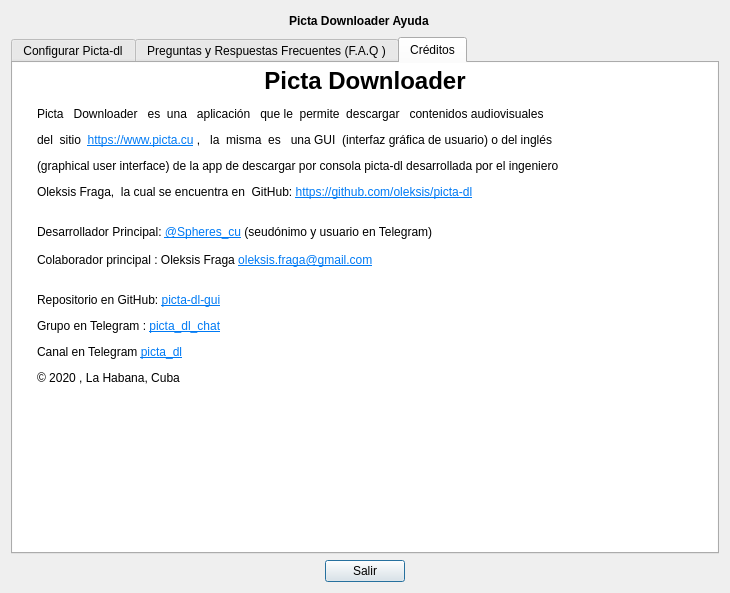
Qt form information.ui (oleksis/picta-dl-gui) before a commit.
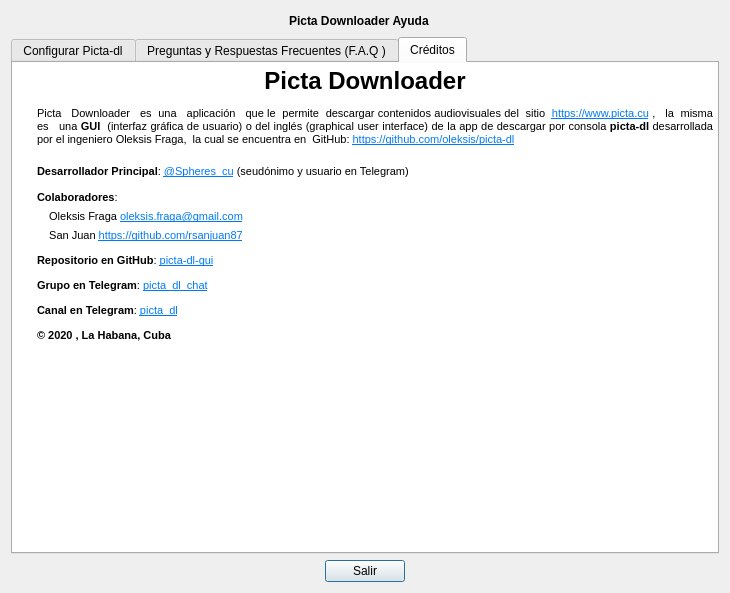
The same form after that commit. Icons and pictures are not drawn.

```diff
--- a/information.ui
+++ b/information.ui
@@ -284,18 +284,17 @@
           <string>&lt;!DOCTYPE HTML PUBLIC &quot;-//W3C//DTD HTML 4.0//EN&quot; &quot;http://www.w3.org/TR/REC-html40/strict.dtd&quot;&gt;
 &lt;html&gt;&lt;head&gt;&lt;meta name=&quot;qrichtext&quot; content=&quot;1&quot; /&gt;&lt;style type=&quot;text/css&quot;&gt;
 p, li { white-space: pre-wrap; }
-&lt;/style&gt;&lt;/head&gt;&lt;body style=&quot; font-family:'.AppleSystemUIFont'; font-weight:400; font-style:normal;&quot;&gt;
+&lt;/style&gt;&lt;/head&gt;&lt;body style=&quot; font-family:'MS Shell Dlg 2'; font-size:8.25pt; font-weight:400; font-style:normal;&quot;&gt;
 &lt;p align=&quot;center&quot; style=&quot; margin-top:2px; margin-bottom:4px; margin-left:0px; margin-right:0px; -qt-block-indent:0; text-indent:0px;&quot;&gt;&lt;img src=&quot;:/Logos/picta-dl-gui_logo.png&quot; width=&quot;64&quot; height=&quot;64&quot; /&gt;&lt;/p&gt;
 &lt;p align=&quot;center&quot; style=&quot; margin-top:12px; margin-bottom:12px; margin-left:0px; margin-right:0px; -qt-block-indent:0; text-indent:0px;&quot;&gt;&lt;span style=&quot; font-family:'Arial'; font-size:18pt; font-weight:600;&quot;&gt;Picta Downloader&lt;/span&gt;&lt;/p&gt;
-&lt;p style=&quot; margin-top:6px; margin-bottom:6px; margin-left:20px; margin-right:0px; -qt-block-indent:0; text-indent:0px;&quot;&gt;&lt;span style=&quot; font-family:'Arial';&quot;&gt;Picta   Downloader   es  una   aplicación   que le  permite  descargar   contenidos audiovisuales  &lt;/span&gt;&lt;/p&gt;
-&lt;p style=&quot; margin-top:12px; margin-bottom:12px; margin-left:20px; margin-right:0px; -qt-block-indent:0; text-indent:0px;&quot;&gt;&lt;span style=&quot; font-family:'Arial';&quot;&gt;del  sitio  &lt;/span&gt;&lt;a href=&quot;https://www.picta.cu&quot;&gt;&lt;span style=&quot; font-family:'Arial'; text-decoration: underline; color:#007af4;&quot;&gt;https://www.picta.cu&lt;/span&gt;&lt;/a&gt;&lt;span style=&quot; font-family:'Arial';&quot;&gt; ,   la  misma  es   una GUI  (interfaz gráfica de usuario) o del inglés&lt;/span&gt;&lt;/p&gt;
-&lt;p style=&quot; margin-top:12px; margin-bottom:12px; margin-left:20px; margin-right:0px; -qt-block-indent:0; text-indent:0px;&quot;&gt;&lt;span style=&quot; font-family:'Arial';&quot;&gt;(graphical user interface) de la app de descargar por consola picta-dl desarrollada por el ingeniero&lt;/span&gt;&lt;/p&gt;
-&lt;p style=&quot; margin-top:12px; margin-bottom:12px; margin-left:20px; margin-right:0px; -qt-block-indent:0; text-indent:0px;&quot;&gt;&lt;span style=&quot; font-family:'Arial';&quot;&gt;Oleksis Fraga,  la cual se encuentra en  GitHub: &lt;/span&gt;&lt;a href=&quot;https://github.com/oleksis/picta-dl&quot;&gt;&lt;span style=&quot; font-family:'Arial'; text-decoration: underline; color:#007af4;&quot;&gt;https://github.com/oleksis/picta-dl&lt;/span&gt;&lt;/a&gt;&lt;span style=&quot; font-family:'Arial';&quot;&gt; &lt;br /&gt;&lt;/span&gt;&lt;/p&gt;
-&lt;p style=&quot; margin-top:12px; margin-bottom:12px; margin-left:20px; margin-right:0px; -qt-block-indent:0; text-indent:0px;&quot;&gt;&lt;span style=&quot; font-family:'Arial';&quot;&gt;Desarrollador Principal: &lt;/span&gt;&lt;a href=&quot;https://t.me/Spheres_cu&quot;&gt;&lt;span style=&quot; font-family:'Arial'; text-decoration: underline; color:#007af4;&quot;&gt;@Spheres_cu&lt;/span&gt;&lt;/a&gt;&lt;span style=&quot; font-family:'Arial';&quot;&gt; (seudónimo y usuario en Telegram)&lt;br /&gt;&lt;br /&gt;Colaborador principal : Oleksis Fraga &lt;/span&gt;&lt;a href=&quot;mailto:oleksis.fraga@gmail.com&quot;&gt;&lt;span style=&quot; font-family:'Arial'; text-decoration: underline; color:#007af4;&quot;&gt;oleksis.fraga@gmail.com&lt;/span&gt;&lt;/a&gt;&lt;span style=&quot; font-family:'MS Shell Dlg 2';&quot;&gt;&lt;br /&gt;&lt;/span&gt;&lt;/p&gt;
-&lt;p style=&quot; margin-top:12px; margin-bottom:12px; margin-left:20px; margin-right:0px; -qt-block-indent:0; text-indent:0px;&quot;&gt;&lt;span style=&quot; font-family:'Arial';&quot;&gt;Repositorio en GitHub: &lt;/span&gt;&lt;a href=&quot;https://github.com/oleksis/picta-dl-gui&quot;&gt;&lt;span style=&quot; font-family:'Arial'; text-decoration: underline; color:#007af4;&quot;&gt;picta-dl-gui&lt;/span&gt;&lt;/a&gt;&lt;/p&gt;
-&lt;p style=&quot; margin-top:12px; margin-bottom:12px; margin-left:20px; margin-right:0px; -qt-block-indent:0; text-indent:0px;&quot;&gt;&lt;span style=&quot; font-family:'Arial';&quot;&gt;Grupo en Telegram : &lt;/span&gt;&lt;a href=&quot;https://t.me/picta_dl_chat&quot;&gt;&lt;span style=&quot; font-family:'Arial'; text-decoration: underline; color:#007af4;&quot;&gt;picta_dl_chat&lt;/span&gt;&lt;/a&gt;&lt;span style=&quot; font-family:'Arial';&quot;&gt;  &lt;/span&gt;&lt;/p&gt;
-&lt;p style=&quot; margin-top:12px; margin-bottom:12px; margin-left:20px; margin-right:0px; -qt-block-indent:0; text-indent:0px;&quot;&gt;&lt;span style=&quot; font-family:'Arial';&quot;&gt;Canal en Telegram &lt;/span&gt;&lt;a href=&quot;https://t.me/picta_dl&quot;&gt;&lt;span style=&quot; font-family:'Arial'; text-decoration: underline; color:#007af4;&quot;&gt;picta_dl&lt;/span&gt;&lt;/a&gt;&lt;/p&gt;
-&lt;p style=&quot; margin-top:12px; margin-bottom:12px; margin-left:20px; margin-right:0px; -qt-block-indent:0; text-indent:0px;&quot;&gt;&lt;span style=&quot; font-family:'Arial';&quot;&gt;© 2020 , La Habana, Cuba&lt;/span&gt;&lt;/p&gt;&lt;/body&gt;&lt;/html&gt;</string>
+&lt;p align=&quot;justify&quot; style=&quot; margin-top:6px; margin-bottom:6px; margin-left:20px; margin-right:0px; -qt-block-indent:0; text-indent:0px;&quot;&gt;&lt;span style=&quot; font-family:'Arial';&quot;&gt;Picta   Downloader   es  una   aplicación   que le  permite  descargar contenidos audiovisuales del  sitio  &lt;/span&gt;&lt;a href=&quot;https://www.picta.cu&quot;&gt;&lt;span style=&quot; font-family:'Arial'; text-decoration: underline; color:#007af4;&quot;&gt;https://www.picta.cu&lt;/span&gt;&lt;/a&gt;&lt;span style=&quot; font-family:'Arial';&quot;&gt; ,   la  misma  es   una &lt;/span&gt;&lt;span style=&quot; font-family:'Arial'; font-weight:600;&quot;&gt;GUI&lt;/span&gt;&lt;span style=&quot; font-family:'Arial';&quot;&gt;  (interfaz gráfica de usuario) o del inglés (graphical user interface) de la app de descargar por consola &lt;/span&gt;&lt;span style=&quot; font-family:'Arial'; font-weight:600;&quot;&gt;picta-dl&lt;/span&gt;&lt;span style=&quot; font-family:'Arial';&quot;&gt; desarrollada por el ingeniero Oleksis Fraga,  la cual se encuentra en  GitHub: &lt;/span&gt;&lt;a href=&quot;https://github.com/oleksis/picta-dl&quot;&gt;&lt;span style=&quot; font-family:'Arial'; text-decoration: underline; color:#007af4;&quot;&gt;https://github.com/oleksis/picta-dl&lt;/span&gt;&lt;/a&gt;&lt;span style=&quot; font-family:'Arial';&quot;&gt; &lt;br /&gt;&lt;/span&gt;&lt;/p&gt;
+&lt;p style=&quot; margin-top:6px; margin-bottom:6px; margin-left:20px; margin-right:0px; -qt-block-indent:0; text-indent:0px;&quot;&gt;&lt;span style=&quot; font-family:'Arial'; font-weight:600;&quot;&gt;Desarrollador Principal&lt;/span&gt;&lt;span style=&quot; font-family:'Arial';&quot;&gt;: &lt;/span&gt;&lt;a href=&quot;https://t.me/Spheres_cu&quot;&gt;&lt;span style=&quot; font-family:'Arial'; text-decoration: underline; color:#007af4;&quot;&gt;@Spheres_cu&lt;/span&gt;&lt;/a&gt;&lt;span style=&quot; font-family:'Arial';&quot;&gt; (seudónimo y usuario en Telegram)&lt;br /&gt;&lt;br /&gt;&lt;/span&gt;&lt;span style=&quot; font-family:'Arial'; font-weight:600;&quot;&gt;Colaboradores&lt;/span&gt;&lt;span style=&quot; font-family:'Arial';&quot;&gt;:&lt;/span&gt;&lt;/p&gt;
+&lt;p style=&quot; margin-top:6px; margin-bottom:6px; margin-left:20px; margin-right:0px; -qt-block-indent:0; text-indent:0px;&quot;&gt;&lt;span style=&quot; font-family:'Arial';&quot;&gt;    Oleksis Fraga &lt;/span&gt;&lt;a href=&quot;mailto:oleksis.fraga@gmail.com&quot;&gt;&lt;span style=&quot; font-family:'Arial'; text-decoration: underline; color:#007af4;&quot;&gt;oleksis.fraga@gmail.com&lt;/span&gt;&lt;/a&gt;&lt;/p&gt;
+&lt;p style=&quot; margin-top:6px; margin-bottom:6px; margin-left:20px; margin-right:0px; -qt-block-indent:0; text-indent:0px;&quot;&gt;    San Juan &lt;a href=&quot;https://github.com/rsanjuan87&quot;&gt;&lt;span style=&quot; font-size:8pt; text-decoration: underline; color:#007af4;&quot;&gt;https://github.com/rsanjuan87&lt;/span&gt;&lt;/a&gt;&lt;/p&gt;
+&lt;p style=&quot; margin-top:12px; margin-bottom:12px; margin-left:20px; margin-right:0px; -qt-block-indent:0; text-indent:0px;&quot;&gt;&lt;span style=&quot; font-family:'Arial'; font-weight:600;&quot;&gt;Repositorio en GitHub&lt;/span&gt;&lt;span style=&quot; font-family:'Arial';&quot;&gt;: &lt;/span&gt;&lt;a href=&quot;https://github.com/oleksis/picta-dl-gui&quot;&gt;&lt;span style=&quot; font-family:'Arial'; text-decoration: underline; color:#007af4;&quot;&gt;picta-dl-gui&lt;/span&gt;&lt;/a&gt;&lt;/p&gt;
+&lt;p style=&quot; margin-top:12px; margin-bottom:12px; margin-left:20px; margin-right:0px; -qt-block-indent:0; text-indent:0px;&quot;&gt;&lt;span style=&quot; font-family:'Arial'; font-weight:600;&quot;&gt;Grupo en Telegram&lt;/span&gt;&lt;span style=&quot; font-family:'Arial';&quot;&gt;: &lt;/span&gt;&lt;a href=&quot;https://t.me/picta_dl_chat&quot;&gt;&lt;span style=&quot; font-family:'Arial'; text-decoration: underline; color:#007af4;&quot;&gt;picta_dl_chat&lt;/span&gt;&lt;/a&gt;&lt;span style=&quot; font-family:'Arial';&quot;&gt;  &lt;/span&gt;&lt;/p&gt;
+&lt;p style=&quot; margin-top:12px; margin-bottom:12px; margin-left:20px; margin-right:0px; -qt-block-indent:0; text-indent:0px;&quot;&gt;&lt;span style=&quot; font-family:'Arial'; font-weight:600;&quot;&gt;Canal en Telegram&lt;/span&gt;&lt;span style=&quot; font-family:'Arial';&quot;&gt;: &lt;/span&gt;&lt;a href=&quot;https://t.me/picta_dl&quot;&gt;&lt;span style=&quot; font-family:'Arial'; text-decoration: underline; color:#007af4;&quot;&gt;picta_dl&lt;/span&gt;&lt;/a&gt;&lt;/p&gt;
+&lt;p style=&quot; margin-top:12px; margin-bottom:12px; margin-left:20px; margin-right:0px; -qt-block-indent:0; text-indent:0px;&quot;&gt;&lt;span style=&quot; font-family:'Arial'; font-weight:600;&quot;&gt;© 2020 , La Habana, Cuba&lt;/span&gt;&lt;/p&gt;&lt;/body&gt;&lt;/html&gt;</string>
          </property>
         </widget>
        </item>
```
Left out of the diff: 4 changed lines with no effect on the pictures.
